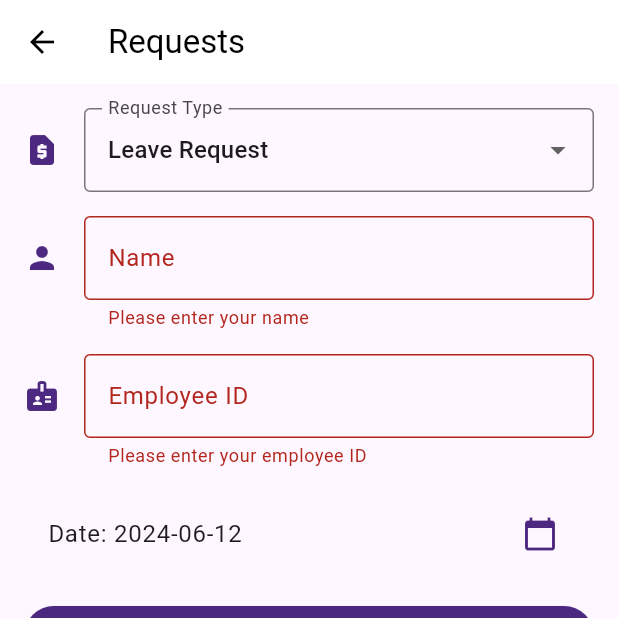
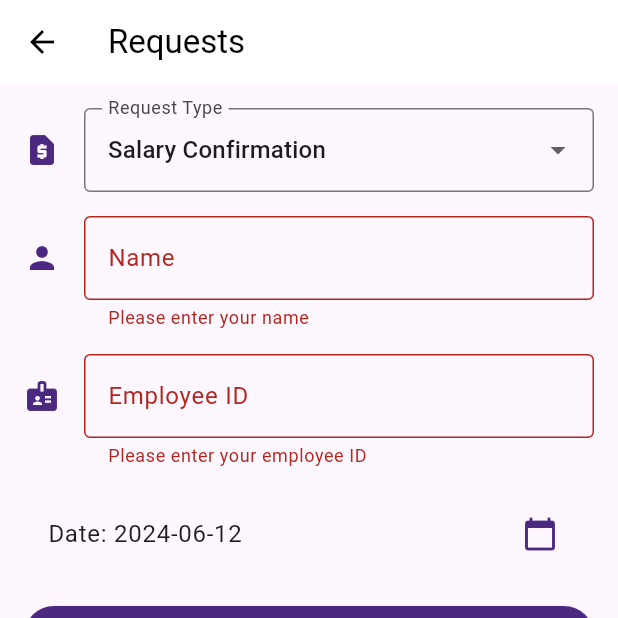
Before and after one commit to PramodMannapperuma/HomePage, a Flutter app: the Requests screen opened by its route, after a tap on "Submit Request", on a phone screen of 412 x 824 dp, the top half of it. Run offline on Flutter 3.47's test engine with Material 3 defaults, Android fonts, the phone set to English and light mode, and no system bars; our stand-ins replace fl_chart, table_calendar.

Commit message:
Update requests.dart

```diff
--- a/untitled/lib/pages/requests.dart
+++ b/untitled/lib/pages/requests.dart
@@ -9,7 +9,7 @@ class Requests extends StatefulWidget {
 
 class _RequestsState extends State<Requests> {
   final _formKey = GlobalKey<FormState>();
-  String _requestType = 'Leave Request';
+  String _requestType = 'Salary Confirmation'; // Default to the first item in the list
   String _name = '';
   String _employeeId = '';
   DateTime _date = DateTime.now();
@@ -39,7 +39,6 @@ class _RequestsState extends State<Requests> {
                   icon: Icon(Icons.request_page, color: Color(0xff4d2880)),
                 ),
                 items: <String>[
-                  'Leave Request',
                   'Salary Confirmation',
                   'VISA Letter',
                   'Letter to Bank for loans'
```
